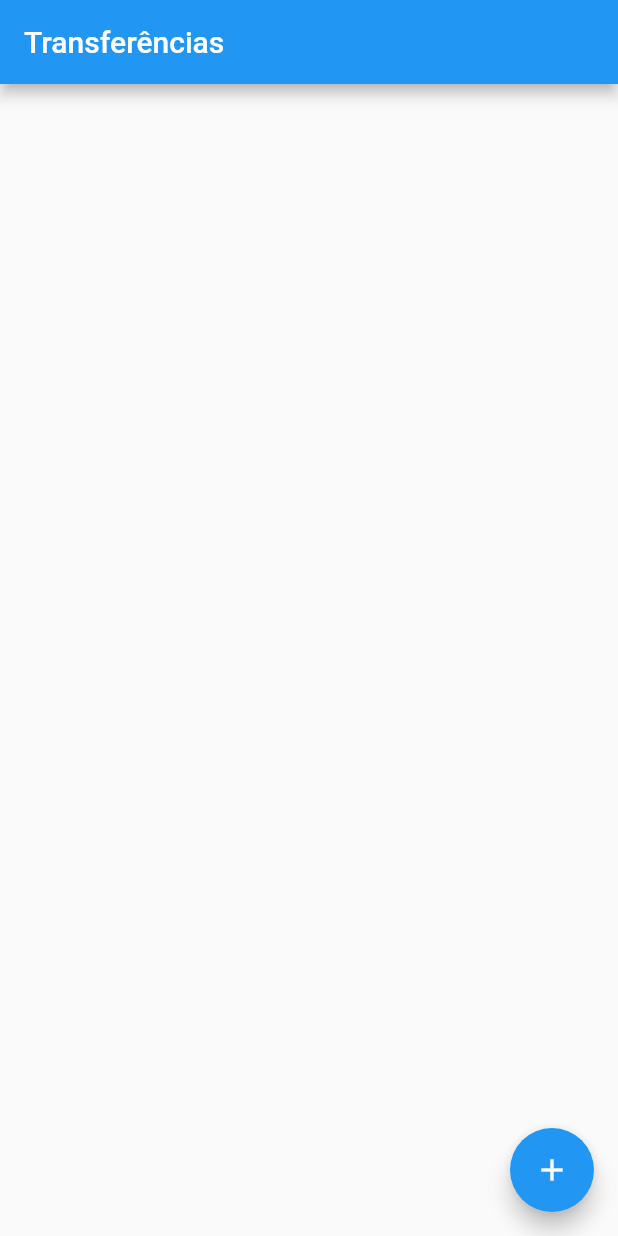
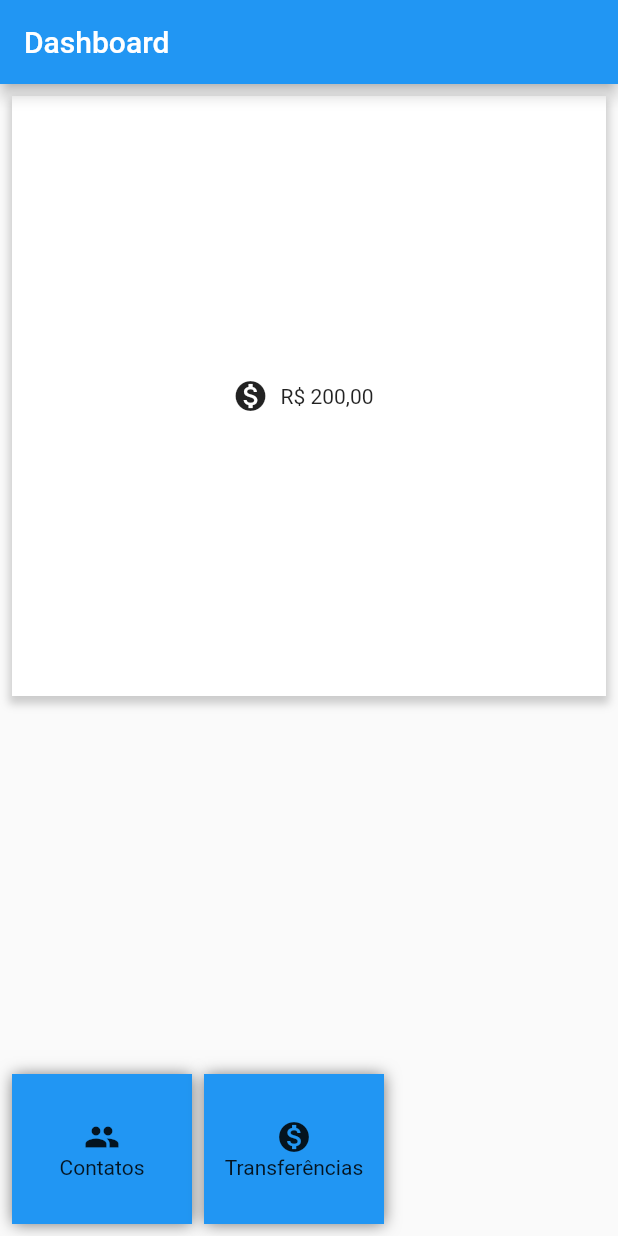
Before and after one commit to kewem/flutter-studies, a Flutter app: the screen it shows after launch, on a phone screen of 412 x 824 dp. Run offline on Flutter 3.47's test engine with Material 2 defaults, Android fonts, the phone set to English and light mode, and no system bars.

Commit message:
inclusão da lista e formulário de criação de contatos, além da flexibilização por parametro do tipo de teclado nos formulários

```diff
--- a/lib/components/editor.dart
+++ b/lib/components/editor.dart
@@ -7,12 +7,14 @@ class Editor extends StatelessWidget {
   final String rotulo;
   final String dica;
   final IconData? icone;
+  final TextInputType textInput;
 
   // ignore: use_key_in_widget_constructors
   const Editor(
       {required this.controlador,
       required this.rotulo,
       required this.dica,
+      required this.textInput,
       this.icone});
 
   @override
@@ -27,7 +29,7 @@ class Editor extends StatelessWidget {
           labelText: rotulo,
           hintText: dica,
         ),
-        keyboardType: TextInputType.number,
+        keyboardType: textInput,
       ),
     );
   }
--- a/lib/main.dart
+++ b/lib/main.dart
@@ -1,6 +1,6 @@
 // ignore_for_file: prefer_const_constructors, prefer_const_literals_to_create_immutables
 
-import 'package:bytebank/screens/transferencia/lista.dart';
+import 'package:bytebank/screens/dashboard.dart';
 import 'package:flutter/material.dart';
 
 void main() => runApp(ByteBankApp());
@@ -11,7 +11,7 @@ class ByteBankApp extends StatelessWidget {
   @override
   Widget build(BuildContext context) {
     return MaterialApp(
-      home: ListaTransferencias(),
+      home: Dashboard(),
     );
   }
 }
--- /dev/null
+++ b/lib/screens/dashboard.dart
@@ -0,0 +1,112 @@
+// ignore_for_file: prefer_const_constructors, prefer_const_literals_to_create_immutables
+
+import 'package:bytebank/screens/contatos/lista.dart';
+import 'package:bytebank/screens/transferencia/lista.dart';
+import 'package:flutter/material.dart';
+
+class Dashboard extends StatelessWidget {
+  const Dashboard({Key? key}) : super(key: key);
+
+  @override
+  Widget build(BuildContext context) {
+    return Scaffold(
+      appBar: AppBar(
+        title: Text('Dashboard'),
+      ),
+      body: Column(
+        mainAxisAlignment: MainAxisAlignment.spaceBetween,
+        children: [
+          Padding(
+            padding: const EdgeInsets.all(8.0),
+            child: Container(
+              height: 400,
+              width: 400,
+              decoration: BoxDecoration(
+                color: Colors.white,
+                boxShadow: [
+                  BoxShadow(
+                    color: Colors.grey.withOpacity(0.5),
+                    spreadRadius: 2,
+                    blurRadius: 4,
+                    offset: Offset(0, 3), // changes position of shadow
+                  ),
+                ],
+              ),
+              child: Row(
+                mainAxisAlignment: MainAxisAlignment.center,
+                children: const [
+                  Icon(Icons.monetization_on),
+                  Padding(
+                    padding: EdgeInsets.all(8.0),
+                    child: Text('R\$ 200,00'),
+                  )
+                ],
+              ),
+            ),
+          ),
+          Row(
+            children: [
+              Padding(
+                padding: const EdgeInsets.only(left: 8.0, bottom: 8.0),
+                child: Material(
+                  child: InkWell(
+                    onTap: () {
+                      Navigator.push(context,
+                          MaterialPageRoute(builder: (context) {
+                        return ListaContatos();
+                      }));
+                    },
+                    child: Container(
+                      height: 100,
+                      width: 120,
+                      decoration: BoxDecoration(boxShadow: <BoxShadow>[
+                        BoxShadow(
+                            color: Colors.black54,
+                            blurRadius: 8.0,
+                            offset: Offset(0.5, 0.5))
+                      ], color: Colors.blue),
+                      child: Column(
+                        mainAxisAlignment: MainAxisAlignment.center,
+                        children: const [Icon(Icons.people), Text('Contatos')],
+                      ),
+                    ),
+                  ),
+                ),
+              ),
+              Padding(
+                padding: const EdgeInsets.only(left: 8.0, bottom: 8.0),
+                child: Material(
+                  child: InkWell(
+                    onTap: () {
+                      Navigator.push(context,
+                          MaterialPageRoute(builder: (context) {
+                        return ListaTransferencias();
+                      }));
+                    },
+                    child: Container(
+                      height: 100,
+                      width: 120,
+                      decoration: BoxDecoration(boxShadow: <BoxShadow>[
+                        BoxShadow(
+                            color: Colors.black54,
+                            blurRadius: 8.0,
+                            offset: Offset(0.5, 0.5))
+                      ], color: Colors.blue),
+                      child: Column(
+                        mainAxisAlignment: MainAxisAlignment.center,
+                        children: const [
+                          Icon(Icons.monetization_on),
+                          Text('Transferências')
+                        ],
+                      ),
+                    ),
+                  ),
+                ),
+              )
+            ],
+          ),
+        ],
+      ),
+    );
+  }
+}
--- a/lib/screens/transferencia/formulario.dart
+++ b/lib/screens/transferencia/formulario.dart
@@ -22,12 +22,14 @@ class FormularioTransferencia extends StatelessWidget {
             controlador: _controllerConta,
             dica: '0000',
             rotulo: 'Número da conta',
+            textInput: TextInputType.number,
           ),
           Editor(
             controlador: _controllerValor,
             dica: 'R\$ 00.00',
             rotulo: 'Valor',
             icone: Icons.monetization_on,
+            textInput: TextInputType.number,
           ),
           ElevatedButton(
               onPressed: () {
```
Also changed, not shown: lib/models/contato.dart (added, +11 -0 lines), lib/screens/contatos/formulario.dart (added, +52 -0 lines), lib/screens/contatos/lista.dart (added, +72 -0 lines).
